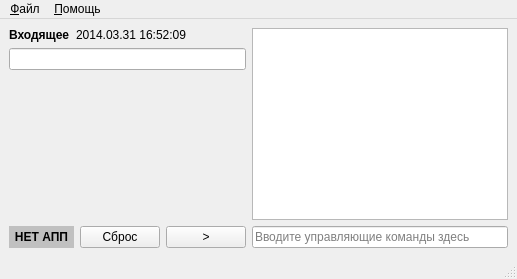
This is MorseControl.ui in jolaf/morse-telegraph as Qt 5 draws it before an edit. The edited form follows.
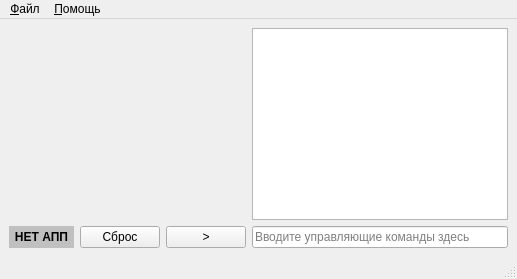
This is the edited form. Custom widgets are drawn as their Qt base class.

Commit message: Still non-functional draft of GUI application

Patch:
```diff
--- a/MorseControl.ui
+++ b/MorseControl.ui
@@ -154,75 +154,7 @@
          <number>0</number>
         </property>
         <item>
-         <widget class="MessageWidget" name="messageWidget" native="true">
-          <property name="sizePolicy">
-           <sizepolicy hsizetype="Expanding" vsizetype="Preferred">
-            <horstretch>0</horstretch>
-            <verstretch>0</verstretch>
-           </sizepolicy>
-          </property>
-          <layout class="QVBoxLayout" name="historyItemLayout">
-           <property name="leftMargin">
-            <number>0</number>
-           </property>
-           <property name="topMargin">
-            <number>0</number>
-           </property>
-           <property name="rightMargin">
-            <number>0</number>
-           </property>
-           <property name="bottomMargin">
-            <number>0</number>
-           </property>
-           <item>
-            <layout class="QHBoxLayout" name="messageHeaderLayout">
-             <item>
-              <widget class="QLabel" name="messageTypeLabel">
-               <property name="font">
-                <font>
-                 <weight>75</weight>
-                 <bold>true</bold>
-                </font>
-               </property>
-               <property name="text">
-                <string>Входящее</string>
-               </property>
-              </widget>
-             </item>
-             <item>
-              <widget class="QLabel" name="messageDateLabel">
-               <property name="text">
-                <string>2014.03.31 16:52:09</string>
-               </property>
-              </widget>
-             </item>
-             <item>
-              <spacer name="messageHeaderSpacer">
-               <property name="orientation">
-                <enum>Qt::Horizontal</enum>
-               </property>
-               <property name="sizeHint" stdset="0">
-                <size>
-                 <width>0</width>
-                 <height>0</height>
-                </size>
-               </property>
-              </spacer>
-             </item>
-            </layout>
-           </item>
-           <item>
-            <widget class="QLineEdit" name="lineEdit">
-             <property name="text">
-              <string/>
-             </property>
-            </widget>
-           </item>
-          </layout>
-         </widget>
-        </item>
-        <item>
-         <spacer name="historySpacer">
+         <spacer name="messageHistorySpacer">
           <property name="orientation">
            <enum>Qt::Vertical</enum>
           </property>
@@ -307,12 +239,6 @@
    <header>MorseWidgets</header>
    <container>1</container>
   </customwidget>
-  <customwidget>
-   <class>MessageWidget</class>
-   <extends>QWidget</extends>
-   <header>MorseWidgets</header>
-   <container>1</container>
-  </customwidget>
   <customwidget>
    <class>ConsoleControlButton</class>
    <extends>QPushButton</extends>
```
Left out of the diff: 4 changed lines with no effect on the pictures. The commit also changes 3 other files.
